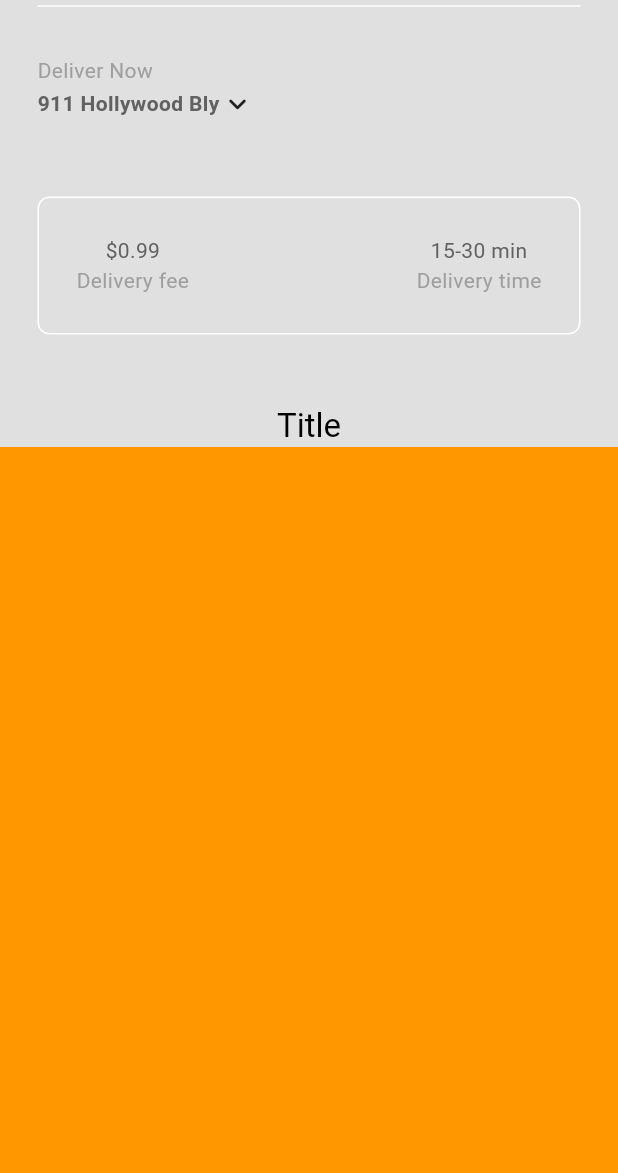
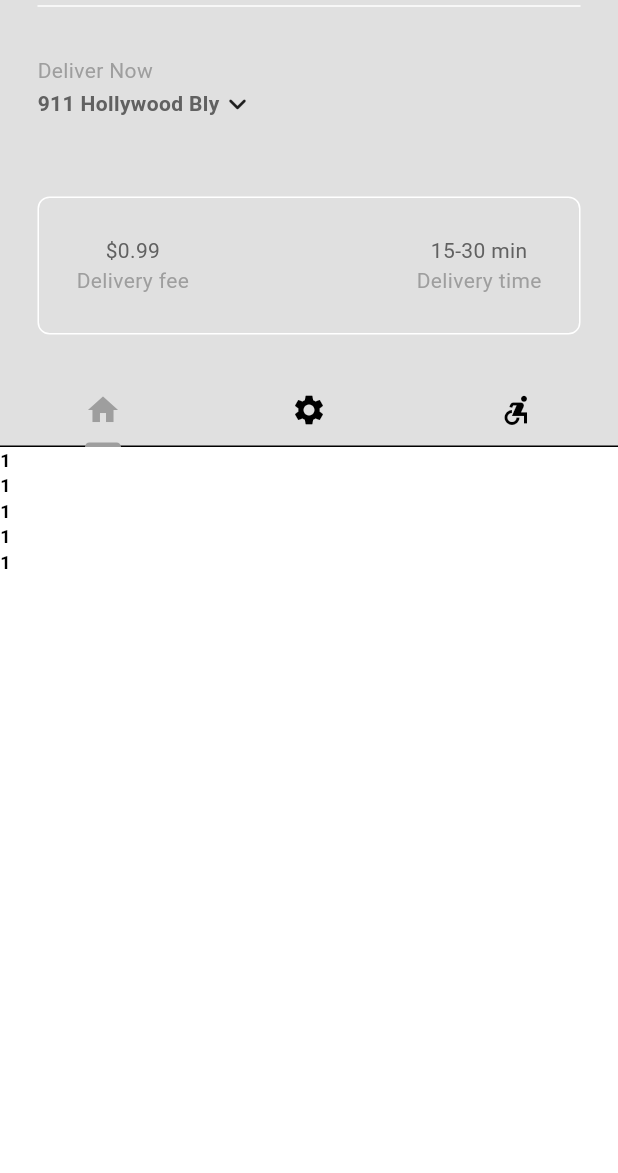
Before and after one commit to magerngoding/flutter_food_delivery_app, a Flutter app: the HomePage screen opened directly, on a phone screen of 412 x 824 dp, the part 63-1236 px from its top. Run offline on Flutter 3.47's test engine with Material 3 defaults, Android fonts, the phone set to English and light mode, and no system bars.

Commit message:
Re commit

```diff
--- /dev/null
+++ b/lib/components/my_tab_bar.dart
@@ -0,0 +1,45 @@
+// ignore_for_file: public_member_api_docs, sort_constructors_first, avoid_unnecessary_containers, prefer_const_literals_to_create_immutables, prefer_const_constructors
+import 'package:flutter/material.dart';
+
+class MyTabBar extends StatelessWidget {
+  final TabController tabController;
+
+  const MyTabBar({
+    Key? key,
+    required this.tabController,
+  }) : super(key: key);
+
+  @override
+  Widget build(BuildContext context) {
+    return Container(
+      child: TabBar(
+        controller: tabController,
+        tabs: [
+          // List tab
+          Tab(
+            icon: Icon(
+              Icons.home,
+              size: 24.0,
+            ),
+          ),
+
+          // 2nd Tab
+          Tab(
+            icon: Icon(
+              Icons.settings,
+              size: 24.0,
+            ),
+          ),
+
+          // 3nd Tab
+          Tab(
+            icon: Icon(
+              Icons.accessible_forward_sharp,
+              size: 24.0,
+            ),
+          ),
+        ],
+      ),
+    );
+  }
+}
--- a/lib/pages/home_page.dart
+++ b/lib/pages/home_page.dart
@@ -1,10 +1,12 @@
 // ignore_for_file: prefer_const_constructors, prefer_const_literals_to_create_immutables, sort_child_properties_last
 
 import 'package:flutter/material.dart';
+import 'package:flutter/widgets.dart';
 import 'package:food_delivery_app/components/my_current_location.dart';
 import 'package:food_delivery_app/components/my_description_box.dart';
 import 'package:food_delivery_app/components/my_drawer.dart';
 import 'package:food_delivery_app/components/my_sliver_app_bar.dart';
+import 'package:food_delivery_app/components/my_tab_bar.dart';
 
 class HomePage extends StatefulWidget {
   const HomePage({super.key});
@@ -13,7 +15,24 @@ class HomePage extends StatefulWidget {
   State<HomePage> createState() => _HomePageState();
 }
 
-class _HomePageState extends State<HomePage> {
+class _HomePageState extends State<HomePage>
+    with SingleTickerProviderStateMixin {
+  // Tab controller
+  late TabController _tabController;
+
+  @override
+  void initState() {
+    super.initState();
+    // length = jumlah tabbar
+    _tabController = TabController(length: 3, vsync: this);
+  }
+
+  @override
+  void dispose() {
+    _tabController.dispose();
+    super.dispose();
+  }
+
   @override
   Widget build(BuildContext context) {
     return Scaffold(
@@ -23,7 +42,7 @@ class _HomePageState extends State<HomePage> {
         headerSliverBuilder: (context, innerBoxIsScrolled) => [
           // Atas
           MySliveAppBar(
-            title: Text('Title'),
+            title: MyTabBar(tabController: _tabController),
             child: Column(
               crossAxisAlignment: CrossAxisAlignment.start,
               mainAxisAlignment: MainAxisAlignment.end,
@@ -44,8 +63,40 @@ class _HomePageState extends State<HomePage> {
           ),
         ],
         // Bawah
-        body: Container(
-          color: Colors.orange,
+        body: TabBarView(
+          controller: _tabController,
+          children: [
+            ListView.builder(
+              itemCount: 5,
+              itemBuilder: (context, index) => Text(
+                "1",
+                style: TextStyle(
+                  fontSize: 12.0,
+                  fontWeight: FontWeight.bold,
+                ),
+              ),
+            ),
+            ListView.builder(
+              itemCount: 5,
+              itemBuilder: (context, index) => Text(
+                "2",
+                style: TextStyle(
+                  fontSize: 12.0,
+                  fontWeight: FontWeight.bold,
+                ),
+              ),
+            ),
+            ListView.builder(
+              itemCount: 5,
+              itemBuilder: (context, index) => Text(
+                "3",
+                style: TextStyle(
+                  fontSize: 12.0,
+                  fontWeight: FontWeight.bold,
+                ),
+              ),
+            ),
+          ],
         ),
       ),
     );
```
